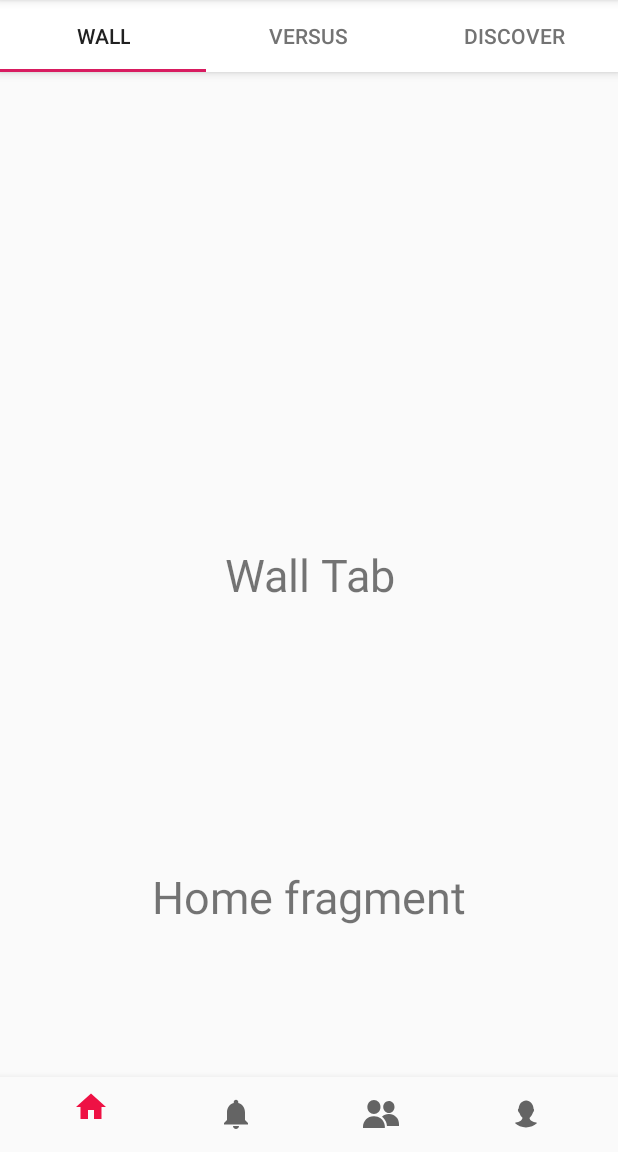
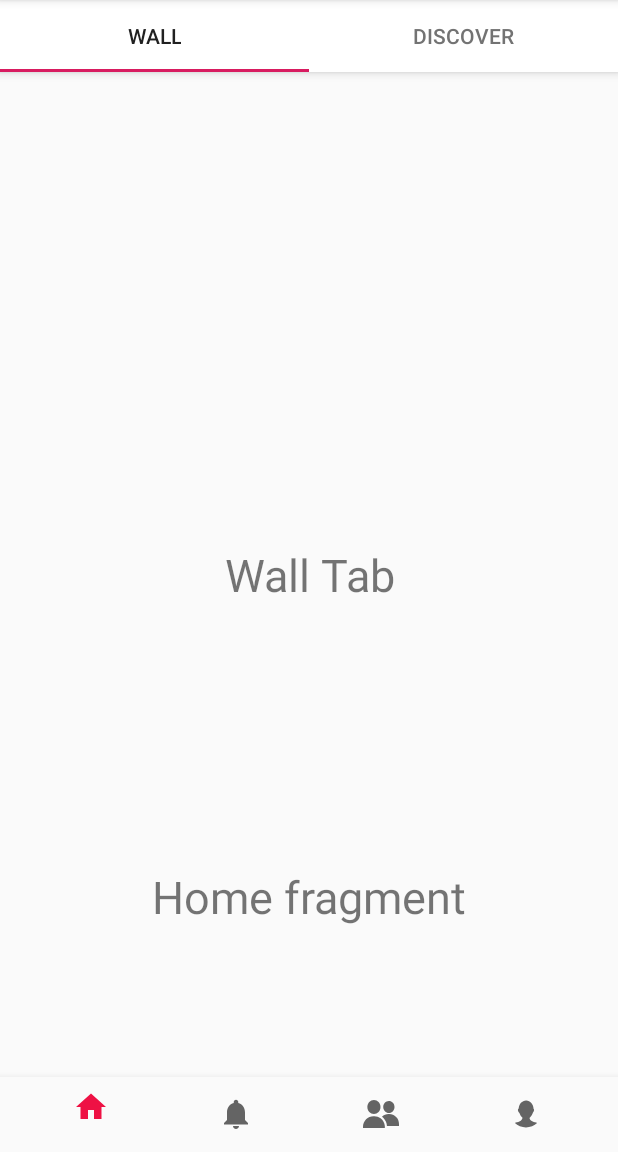
Before and after one commit to Ahmed7Elsawy/Ask.fm-Clone, an Android app: the HomeFragment screen opened directly, with no data from a screen before it, on a phone screen of 412 x 824 dp, the part 84-1236 px from its top. Run offline under Robolectric (Android 15) with nearby library versions, the phone set to English and light mode, and no system bars; our stand-ins replace Volley; network calls fail; 1 statement that could not run was skipped.

Commit message:
delete versus tab from home bottom

```diff
--- a/app/src/main/java/com/elsawy/ahmed/sqlaskproject/BottomFragments/HomeFragment.java
+++ b/app/src/main/java/com/elsawy/ahmed/sqlaskproject/BottomFragments/HomeFragment.java
@@ -12,7 +12,6 @@ import androidx.fragment.app.FragmentPagerAdapter;
 import androidx.viewpager.widget.ViewPager;
 
 import com.elsawy.ahmed.sqlaskproject.HomeTabs.DiscoverTab;
-import com.elsawy.ahmed.sqlaskproject.HomeTabs.VersusTab;
 import com.elsawy.ahmed.sqlaskproject.HomeTabs.WallTab;
 import com.elsawy.ahmed.sqlaskproject.R;
 import com.google.android.material.tabs.TabLayout;
@@ -49,7 +48,6 @@ public class HomeFragment extends Fragment {
     private void setupViewPager(ViewPager viewPager) {
         this.adapter = new ViewPagerAdapter(getFragmentManager());
         this.adapter.addFragment(new WallTab(), "WALL");
-        this.adapter.addFragment(new VersusTab(), "VERSUS");
         this.adapter.addFragment(new DiscoverTab(), "DISCOVER");
         viewPager.setAdapter(this.adapter);
     }
--- a/app/src/main/java/com/elsawy/ahmed/sqlaskproject/HomeTabs/VersusTab.java
+++ /dev/null
@@ -1,31 +0,0 @@
-package com.elsawy.ahmed.sqlaskproject.HomeTabs;
-
-
-import android.os.Bundle;
-import android.view.LayoutInflater;
-import android.view.View;
-import android.view.ViewGroup;
-
-import androidx.fragment.app.Fragment;
-
-import com.elsawy.ahmed.sqlaskproject.R;
-
-
-public class VersusTab extends Fragment {
-
-
-    public VersusTab() {
-        // Required empty public constructor
-    }
-
-
-    @Override
-    public View onCreateView(LayoutInflater inflater, ViewGroup container,
-                             Bundle savedInstanceState) {
-        // Inflate the layout for this fragment
-        View rootView =  inflater.inflate(R.layout.home_versus_tab, container, false);
-
-        return rootView;
-    }
-
-}
```
Also changed, not shown: app/src/main/res/layout/home_versus_tab.xml (deleted, +0 -18 lines).
